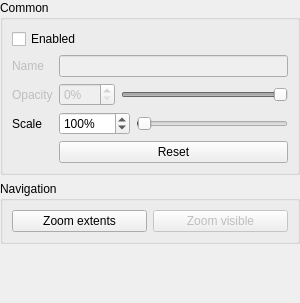
Before: the Qt Designer form src/LayerWidget.ui in ManiVaultStudio/ImageViewerPlugin, drawn with Qt 5.
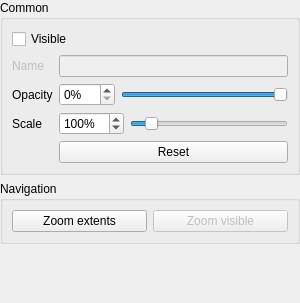
After: the same form once the commit is applied. Custom widgets are drawn as their Qt base class.

What changed in the file:
```diff
--- a/src/LayerWidget.ui
+++ b/src/LayerWidget.ui
@@ -145,7 +145,7 @@
            <string>Whether the layer is enabled or disabled</string>
           </property>
           <property name="text">
-           <string>Enabled</string>
+           <string>Visible</string>
           </property>
          </widget>
         </item>
@@ -182,7 +182,7 @@
              <number>0</number>
             </property>
             <property name="maximum">
-             <double>10000.000000000000000</double>
+             <double>1000.000000000000000</double>
             </property>
             <property name="singleStep">
              <double>10.000000000000000</double>
@@ -198,7 +198,7 @@
              <string>Scale of the layer</string>
             </property>
             <property name="maximum">
-             <number>10000</number>
+             <number>1000</number>
             </property>
             <property name="value">
              <number>100</number>
@@ -213,7 +213,7 @@
         <item row="2" column="0">
          <widget class="QLabel" name="opacityLabel">
           <property name="enabled">
-           <bool>false</bool>
+           <bool>true</bool>
           </property>
           <property name="toolTip">
            <string>Opacity of the layer</string>
@@ -241,7 +241,7 @@
           <item>
            <widget class="QDoubleSpinBox" name="opacityDoubleSpinBox">
             <property name="enabled">
-             <bool>false</bool>
+             <bool>true</bool>
             </property>
             <property name="sizePolicy">
              <sizepolicy hsizetype="Minimum" vsizetype="Fixed">
@@ -275,7 +275,7 @@
           <item>
            <widget class="QSlider" name="opacityHorizontalSlider">
             <property name="enabled">
-             <bool>false</bool>
+             <bool>true</bool>
             </property>
             <property name="sizePolicy">
              <sizepolicy hsizetype="MinimumExpanding" vsizetype="Fixed">
```
Left out of the diff: 2 changed lines with no effect on the pictures.
